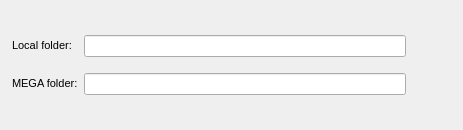
The window that Source/MEGASync/gui/FolderBinder.ui (meganz/MEGAsync) describes before a commit, drawn with Qt 5.
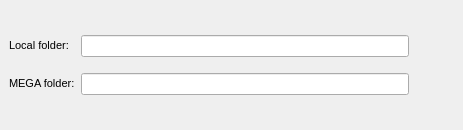
The same window after the commit. Icons and pictures are not drawn.

Commit message:
Use a regular QT popup window for the information dialog
A workaround was being used to prevent GUI hangs but but underlying bugs
should be already fixed, so this workaround shouldn't be needed anymore.
GUI adjustments.
Test version 1.0.12d

What changed in the file:
```diff
--- a/Source/MEGASync/gui/FolderBinder.ui
+++ b/Source/MEGASync/gui/FolderBinder.ui
@@ -62,16 +62,7 @@
       <property name="verticalSpacing">
        <number>6</number>
       </property>
-      <property name="leftMargin">
-       <number>12</number>
-      </property>
-      <property name="topMargin">
-       <number>9</number>
-      </property>
-      <property name="rightMargin">
-       <number>12</number>
-      </property>
-      <property name="bottomMargin">
+      <property name="margin">
        <number>9</number>
       </property>
       <item row="2" column="0">
```
The commit also changes 7 other files.
